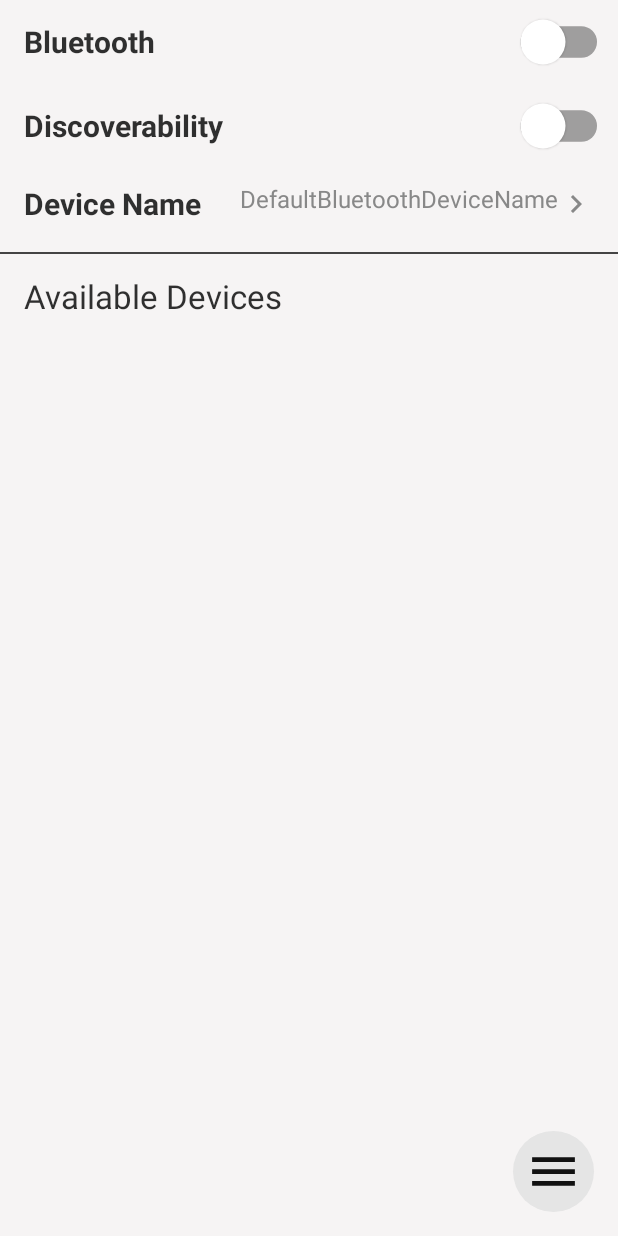
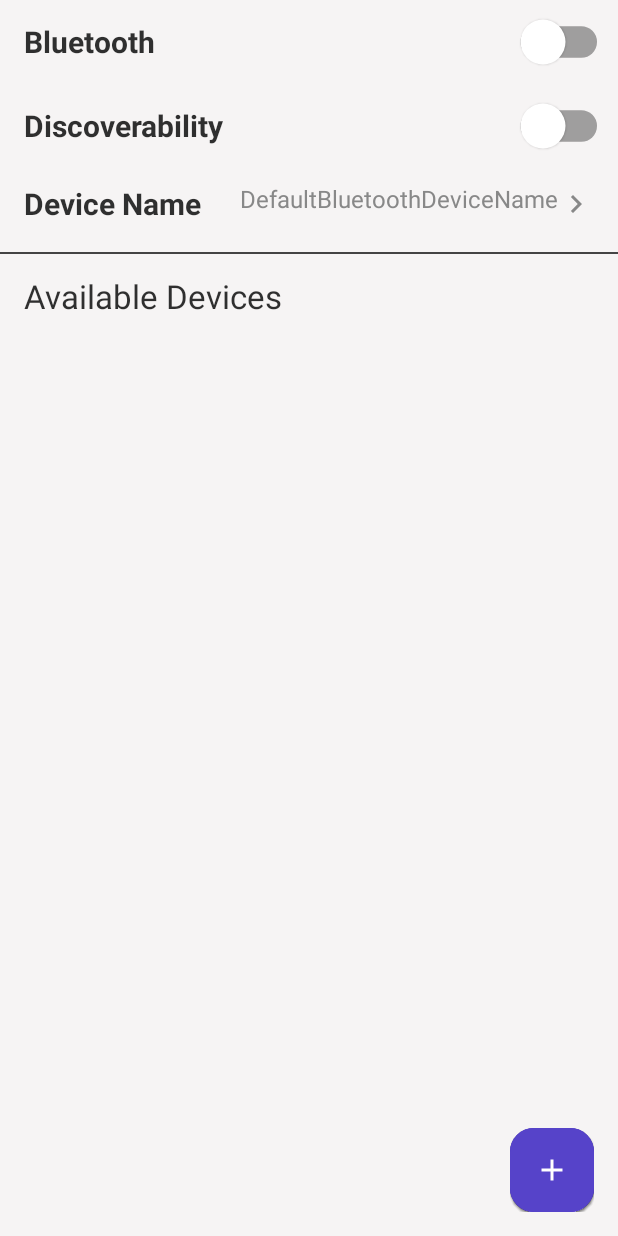
Before and after one commit to Pablit0x/BlueChat, an Android app built with Jetpack Compose: the screen it shows after launch (MainActivity), on a phone screen of 412 x 824 dp. Run offline under Robolectric (Android 15) with nearby library versions, the phone set to English and light mode, and no system bars; our stand-ins replace Dagger/Hilt's generated code, Room's generated code, accompanist; libraries missing offline, so code that uses them is left out: com.google.accompanist.navigation, com.talhafaki.composablesweettoast.

Commit message:
Experimenting with Floating Action Button

```diff
--- /dev/null
+++ b/app/src/main/java/com/ps/bluechat/presentation/device_screen/AnimatedExtendableActionButton.kt
@@ -0,0 +1,148 @@
+package com.ps.bluechat.presentation.device_screen
+
+import androidx.compose.animation.animateContentSize
+import androidx.compose.animation.core.FastOutSlowInEasing
+import androidx.compose.animation.core.LinearEasing
+import androidx.compose.animation.core.animateFloatAsState
+import androidx.compose.animation.core.tween
+import androidx.compose.foundation.layout.Box
+import androidx.compose.foundation.layout.PaddingValues
+import androidx.compose.foundation.layout.Row
+import androidx.compose.foundation.layout.Spacer
+import androidx.compose.foundation.layout.fillMaxSize
+import androidx.compose.foundation.layout.padding
+import androidx.compose.foundation.layout.width
+import androidx.compose.material.FloatingActionButtonElevation
+import androidx.compose.material3.FloatingActionButton
+import androidx.compose.material.Icon
+import androidx.compose.material.MaterialTheme
+import androidx.compose.material.Text
+import androidx.compose.material.icons.Icons
+import androidx.compose.material.icons.filled.Add
+import androidx.compose.material.icons.filled.BluetoothSearching
+import androidx.compose.material.icons.filled.MoreVert
+import androidx.compose.material.icons.filled.Pause
+import androidx.compose.material.icons.filled.PhotoCamera
+import androidx.compose.material.icons.filled.PlayArrow
+import androidx.compose.material.icons.filled.ShoppingCart
+import androidx.compose.material3.ExtendedFloatingActionButton
+import androidx.compose.material3.FloatingActionButtonDefaults
+import androidx.compose.runtime.Composable
+import androidx.compose.runtime.getValue
+import androidx.compose.runtime.mutableStateOf
+import androidx.compose.runtime.remember
+import androidx.compose.ui.Alignment
+import androidx.compose.ui.Modifier
+import androidx.compose.ui.draw.rotate
+import androidx.compose.ui.draw.scale
+import androidx.compose.ui.graphics.Color
+import androidx.compose.ui.graphics.vector.ImageVector
+import androidx.compose.ui.tooling.preview.Preview
+import androidx.compose.ui.unit.dp
+import com.ps.bluechat.domain.chat.ScanningState
+import com.ps.bluechat.util.Constants.DEFAULT_PADDING
+import com.ps.bluechat.util.times
+import com.ps.bluechat.util.transform
+
+@Composable
+fun FabGroup(
+    animationProgress: Float = 0f,
+    toggleAnimation: () -> Unit = { },
+    scanningState: ScanningState,
+    onStartScan: () -> Unit,
+    onStopScan: () -> Unit,
+    onStartServer: () -> Unit
+
+) {
+    Box(
+        Modifier.fillMaxSize(), contentAlignment = Alignment.BottomEnd
+    ) {
+
+        val topButtonIcon: ImageVector?
+        val topButtonAction: () -> Unit
+
+        when (scanningState) {
+            ScanningState.DISCOVERING -> {
+                topButtonIcon = Icons.Default.Pause
+                topButtonAction = onStopScan
+            }
+
+            else -> {
+                topButtonIcon = Icons.Default.PlayArrow
+                topButtonAction = onStartScan
+            }
+        }
+        AnimatedFab(
+            icon = topButtonIcon,
+            modifier = Modifier.padding(
+                    PaddingValues(
+                        bottom = 136.dp,
+                    ) * FastOutSlowInEasing.transform(0f, 0.8f, animationProgress)
+                ),
+            opacity = LinearEasing.transform(0.2f, 0.7f, animationProgress),
+            onClick = topButtonAction
+        )
+
+        AnimatedFab(
+            icon = Icons.Default.BluetoothSearching,
+            modifier = Modifier.padding(
+                    PaddingValues(
+                        bottom = 64.dp
+                    ) * FastOutSlowInEasing.transform(0.2f, 1.0f, animationProgress)
+                ),
+            opacity = LinearEasing.transform(0.4f, 0.9f, animationProgress),
+            onClick = onStartServer
+        )
+
+        val scaleAnimationProgress = FastOutSlowInEasing.transform(0.35f, 0.65f, animationProgress)
+        val scale by animateFloatAsState(
+            targetValue = if (scaleAnimationProgress < 0.5f) {
+                if (scaleAnimationProgress < 0.25f) {
+                    1f
+                } else {
+                    0.5f + (1f - 0.5f) * ((scaleAnimationProgress - 0.25f) * 2)
+                }
+            } else {
+                if (scaleAnimationProgress < 0.75f) {
+                    1f - (1f - 0.5f) * ((scaleAnimationProgress - 0.5f) * 2)
+                } else {
+                    0.5f
+                }
+            }, label = ""
+        )
+
+        AnimatedFab(
+            icon = Icons.Default.Add,
+            modifier = Modifier
+                .scale(scale)
+                .rotate(
+                    225 * FastOutSlowInEasing.transform(0.35f, 0.65f, animationProgress)
+                ),
+            onClick = toggleAnimation,
+        )
+    }
+}
+
+@Composable
+fun AnimatedFab(
+    modifier: Modifier, icon: ImageVector? = null, opacity: Float = 1f, onClick: () -> Unit = {}
+) {
+    FloatingActionButton(
+        onClick = onClick,
+        elevation = FloatingActionButtonDefaults.elevation(
+            defaultElevation = 1.dp
+        ),
+        modifier = modifier
+            .scale(1f)
+            .animateContentSize(),
+        containerColor = MaterialTheme.colors.primary
+    ) {
+        icon?.let {
+            Icon(
+                imageVector = it,
+                contentDescription = null,
+                tint = Color.White.copy(alpha = opacity)
+            )
+        }
+    }
+}
--- a/app/src/main/java/com/ps/bluechat/presentation/device_screen/DeviceScreen.kt
+++ b/app/src/main/java/com/ps/bluechat/presentation/device_screen/DeviceScreen.kt
@@ -1,6 +1,9 @@
 package com.ps.bluechat.presentation.device_screen
 
 import android.widget.Toast
+import androidx.compose.animation.core.LinearEasing
+import androidx.compose.animation.core.animateFloatAsState
+import androidx.compose.animation.core.tween
 import androidx.compose.foundation.layout.*
 import androidx.compose.foundation.progressSemantics
 import androidx.compose.material.*
@@ -41,6 +44,17 @@ fun DeviceScreen(
     onBluetoothDisable: () -> Unit,
     clearErrorMessage: () -> Unit
 ) {
+
+    val isMenuExtended = remember { mutableStateOf(false) }
+
+    val fabAnimationProgress by animateFloatAsState(
+        targetValue = if (isMenuExtended.value) 1f else 0f,
+        animationSpec = tween(
+            durationMillis = 1000,
+            easing = LinearEasing
+        ),
+        label = "FloatAnimation",
+    )
 
     var toastState by remember { mutableStateOf(ToastState()) }
 
@@ -106,12 +120,20 @@ fun DeviceScreen(
 
         else -> {
             Scaffold(floatingActionButton = {
-                BluetoothActionSelector(
+                FabGroup(
                     scanningState = state.scanningState,
                     onStartScan = onStartScan,
                     onStopScan = onStopScan,
-                    onStartServer = onStartServer
+                    onStartServer = onStartServer,
+                    animationProgress = fabAnimationProgress,
+                    toggleAnimation = { isMenuExtended.value = isMenuExtended.value.not() }
                 )
+//                BluetoothActionSelector(
+//                    scanningState = state.scanningState,
+//                    onStartScan = onStartScan,
+//                    onStopScan = onStopScan,
+//                    onStartServer = onStartServer
+//                )
             }) { padding ->
                 Column(
                     modifier = Modifier
@@ -119,7 +141,7 @@ fun DeviceScreen(
                         .padding(padding)
                 ) {
 
-                    if(toastState.isDisplayed){
+                    if (toastState.isDisplayed) {
                         SweetError(
                             message = toastState.message,
                             duration = Toast.LENGTH_SHORT,
--- a/app/src/main/java/com/ps/bluechat/util/Constants.kt
+++ b/app/src/main/java/com/ps/bluechat/util/Constants.kt
@@ -1,5 +1,7 @@
 package com.ps.bluechat.util
 object Constants {
+
+    const val DEFAULT_PADDING = 44
 
     // Screens
     const val HOME_SCREEN = "home_screen"
--- a/app/src/main/java/com/ps/bluechat/util/ExtensionFunctions.kt
+++ b/app/src/main/java/com/ps/bluechat/util/ExtensionFunctions.kt
@@ -1,7 +1,24 @@
 package com.ps.bluechat.util
+
+import androidx.compose.ui.unit.LayoutDirection
+import androidx.compose.animation.core.Easing
+import androidx.compose.foundation.layout.PaddingValues
+import androidx.compose.foundation.layout.calculateEndPadding
+import androidx.compose.foundation.layout.calculateStartPadding
 
 val Any.TAG: String
     get() {
         val tag = javaClass.simpleName
         return if (tag.length <= 23) tag else tag.substring(0, 23)
     }
+
+fun Easing.transform(from: Float, to: Float, value: Float): Float {
+    return transform(((value - from) * (1f / (to - from))).coerceIn(0f, 1f))
+}
+
+operator fun PaddingValues.times(value: Float): PaddingValues = PaddingValues(
+    top = calculateTopPadding() * value,
+    bottom = calculateBottomPadding() * value,
+    start = calculateStartPadding(LayoutDirection.Ltr) * value,
+    end = calculateEndPadding(LayoutDirection.Ltr) * value
+)
--- a/build.gradle
+++ b/build.gradle
@@ -1,7 +1,7 @@
 buildscript {
 
     ext {
-        compose_ui_version = '1.3.0'
+        compose_ui_version = '1.2.0'
         compose_material3_version = '1.1.0-alpha02'
         navigation_compose_version = '2.5.3'
         accompanist_version = '0.27.0'
```
